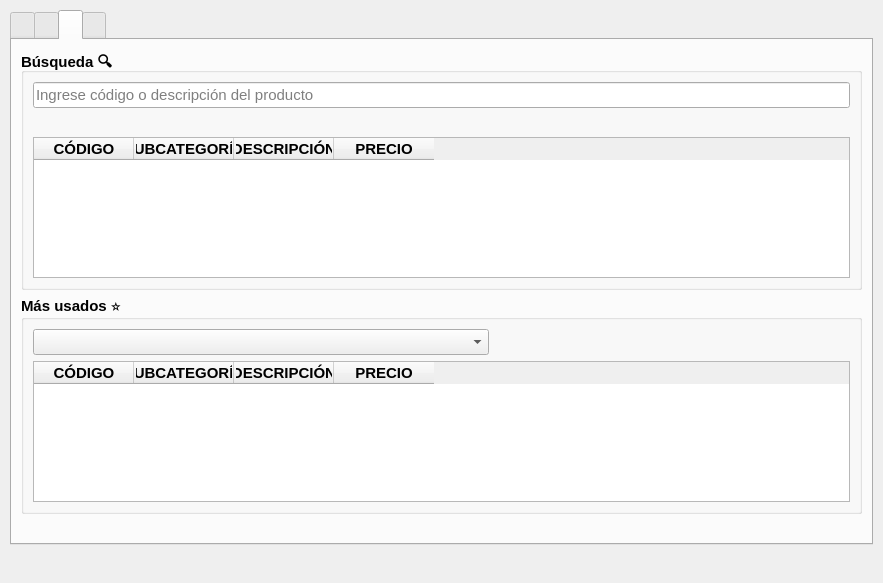
This is ui/app.ui in angelogllrd/PrecioFacil as Qt 5 draws it before an edit. The edited form follows.
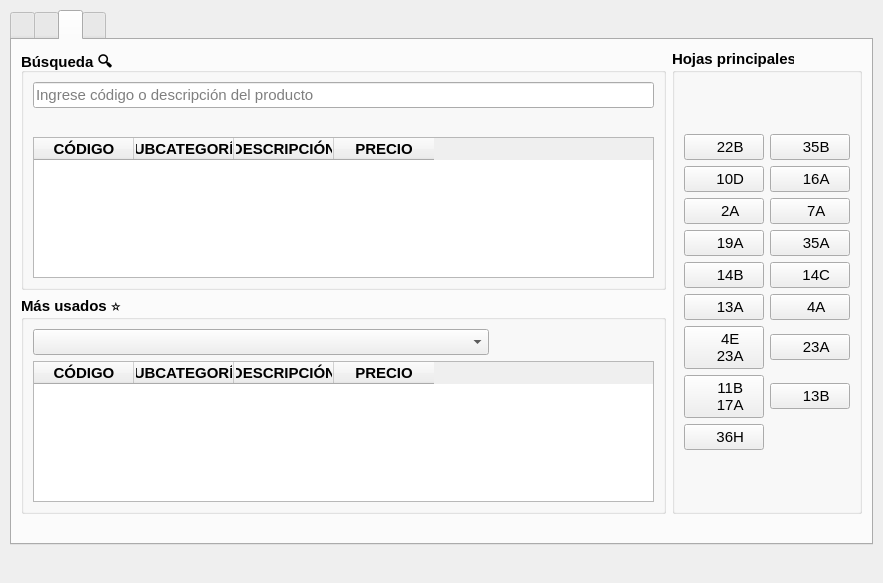
This is the edited form. The open tabs and pages were chosen to show the change. Icons and pictures are not drawn.

Commit message: agregados botones de productos en camba y rosario

```diff
--- a/ui/app.ui
+++ b/ui/app.ui
@@ -577,6 +577,8 @@
        </attribute>
        <layout class="QGridLayout" name="gridLayout_8">
         <item row="0" column="0">
+         <layout class="QHBoxLayout" name="horizontalLayout_7">
+          <item>
          <layout class="QVBoxLayout" name="verticalLayout_3">
           <item>
            <widget class="QGroupBox" name="groupBox_5">
@@ -811,7 +813,445 @@
             </layout>
            </widget>
           </item>
+           </layout>
+          </item>
           <item>
+           <widget class="QGroupBox" name="groupBox_7">
+            <property name="font">
+             <font>
+              <pointsize>11</pointsize>
+              <bold>true</bold>
+             </font>
+            </property>
+            <property name="title">
+             <string>Hojas principales</string>
+            </property>
+            <layout class="QGridLayout" name="gridLayout_11">
+             <item row="3" column="0">
+              <widget class="QPushButton" name="pushButton_bulon_unc">
+               <property name="font">
+                <font>
+                 <pointsize>11</pointsize>
+                 <bold>false</bold>
+                </font>
+               </property>
+               <property name="text">
+                <string>   2A</string>
+               </property>
+               <property name="icon">
+                <iconset>
+                 <normaloff>../resources/img/camba/bulon_unc.png</normaloff>../resources/img/camba/bulon_unc.png</iconset>
+               </property>
+               <property name="iconSize">
+                <size>
+                 <width>55</width>
+                 <height>55</height>
+                </size>
+               </property>
+              </widget>
+             </item>
+             <item row="8" column="1">
+              <widget class="QPushButton" name="pushButton_tuerca_torneada">
+               <property name="font">
+                <font>
+                 <pointsize>11</pointsize>
+                 <bold>false</bold>
+                </font>
+               </property>
+               <property name="text">
+                <string>   23A</string>
+               </property>
+               <property name="icon">
+                <iconset>
+                 <normaloff>../resources/img/camba/tuerca_torneada.png</normaloff>../resources/img/camba/tuerca_torneada.png</iconset>
+               </property>
+               <property name="iconSize">
+                <size>
+                 <width>55</width>
+                 <height>55</height>
+                </size>
+               </property>
+              </widget>
+             </item>
+             <item row="2" column="0">
+              <widget class="QPushButton" name="pushButton_arandela_grower">
+               <property name="font">
+                <font>
+                 <pointsize>11</pointsize>
+                 <bold>false</bold>
+                </font>
+               </property>
+               <property name="text">
+                <string>   10D</string>
+               </property>
+               <property name="icon">
+                <iconset>
+                 <normaloff>../resources/img/camba/arandela_grower.png</normaloff>../resources/img/camba/arandela_grower.png</iconset>
+               </property>
+               <property name="iconSize">
+                <size>
+                 <width>55</width>
+                 <height>55</height>
+                </size>
+               </property>
+              </widget>
+             </item>
+             <item row="1" column="1">
+              <widget class="QPushButton" name="pushButton_seeger">
+               <property name="font">
+                <font>
+                 <pointsize>11</pointsize>
+                 <bold>false</bold>
+                </font>
+               </property>
+               <property name="text">
+                <string>   35B</string>
+               </property>
+               <property name="icon">
+                <iconset>
+                 <normaloff>../resources/img/camba/seeger.png</normaloff>../resources/img/camba/seeger.png</iconset>
+               </property>
+               <property name="iconSize">
+                <size>
+                 <width>55</width>
+                 <height>55</height>
+                </size>
+               </property>
+              </widget>
+             </item>
+             <item row="7" column="0">
+              <widget class="QPushButton" name="pushButton_prisionero_cuadrada">
+               <property name="font">
+                <font>
+                 <pointsize>11</pointsize>
+                 <bold>false</bold>
+                </font>
+               </property>
+               <property name="text">
+                <string>   13A</string>
+               </property>
+               <property name="icon">
+                <iconset>
+                 <normaloff>../resources/img/camba/prisionero_cuadrada.png</normaloff>../resources/img/camba/prisionero_cuadrada.png</iconset>
+               </property>
+               <property name="iconSize">
+                <size>
+                 <width>55</width>
+                 <height>55</height>
+                </size>
+               </property>
+              </widget>
+             </item>
+             <item row="11" column="0">
+              <spacer name="verticalSpacer_2">
+               <property name="orientation">
+                <enum>Qt::Orientation::Vertical</enum>
+               </property>
+               <property name="sizeHint" stdset="0">
+                <size>
+                 <width>20</width>
+                 <height>40</height>
+                </size>
+               </property>
+              </spacer>
+             </item>
+             <item row="9" column="0">
+              <widget class="QPushButton" name="pushButton_varilla_camba">
+               <property name="font">
+                <font>
+                 <pointsize>11</pointsize>
+                 <bold>false</bold>
+                </font>
+               </property>
+               <property name="text">
+                <string>   11B
+   17A</string>
+               </property>
+               <property name="icon">
+                <iconset>
+                 <normaloff>../resources/img/camba/varilla.png</normaloff>../resources/img/camba/varilla.png</iconset>
+               </property>
+               <property name="iconSize">
+                <size>
+                 <width>55</width>
+                 <height>55</height>
+                </size>
+               </property>
+              </widget>
+             </item>
+             <item row="3" column="1">
+              <widget class="QPushButton" name="pushButton_bulon_unf">
+               <property name="font">
+                <font>
+                 <pointsize>11</pointsize>
+                 <bold>false</bold>
+                </font>
+               </property>
+               <property name="text">
+                <string>   7A</string>
+               </property>
+               <property name="icon">
+                <iconset>
+                 <normaloff>../resources/img/camba/bulon_unf.png</normaloff>../resources/img/camba/bulon_unf.png</iconset>
+               </property>
+               <property name="iconSize">
+                <size>
+                 <width>55</width>
+                 <height>55</height>
+                </size>
+               </property>
+              </widget>
+             </item>
+             <item row="5" column="0">
+              <widget class="QPushButton" name="pushButton_chaveta_partida">
+               <property name="font">
+                <font>
+                 <pointsize>11</pointsize>
+                 <bold>false</bold>
+                </font>
+               </property>
+               <property name="text">
+                <string>   19A</string>
+               </property>
+               <property name="icon">
+                <iconset>
+                 <normaloff>../resources/img/camba/chaveta_partida.png</normaloff>../resources/img/camba/chaveta_partida.png</iconset>
+               </property>
+               <property name="iconSize">
+                <size>
+                 <width>55</width>
+                 <height>55</height>
+                </size>
+               </property>
+              </widget>
+             </item>
+             <item row="5" column="1">
+              <widget class="QPushButton" name="pushButton_espina_elastica">
+               <property name="font">
+                <font>
+                 <pointsize>11</pointsize>
+                 <bold>false</bold>
+                </font>
+               </property>
+               <property name="text">
+                <string>   35A</string>
+               </property>
+               <property name="icon">
+                <iconset>
+                 <normaloff>../resources/img/camba/espina_elastica.png</normaloff>../resources/img/camba/espina_elastica.png</iconset>
+               </property>
+               <property name="iconSize">
+                <size>
+                 <width>55</width>
+                 <height>55</height>
+                </size>
+               </property>
+              </widget>
+             </item>
+             <item row="0" column="0">
+              <spacer name="verticalSpacer">
+               <property name="orientation">
+                <enum>Qt::Orientation::Vertical</enum>
+               </property>
+               <property name="sizeHint" stdset="0">
+                <size>
+                 <width>20</width>
+                 <height>40</height>
+                </size>
+               </property>
+              </spacer>
+             </item>
+             <item row="10" column="0">
+              <widget class="QPushButton" name="pushButton_tornillo_inox">
+               <property name="font">
+                <font>
+                 <pointsize>11</pointsize>
+                 <bold>false</bold>
+                </font>
+               </property>
+               <property name="text">
+                <string>   36H</string>
+               </property>
+               <property name="icon">
+                <iconset>
+                 <normaloff>../resources/img/camba/tornillo_inox.png</normaloff>../resources/img/camba/tornillo_inox.png</iconset>
+               </property>
+               <property name="iconSize">
+                <size>
+                 <width>55</width>
+                 <height>55</height>
+                </size>
+               </property>
+              </widget>
+             </item>
+             <item row="1" column="0">
+              <widget class="QPushButton" name="pushButton_alemite">
+               <property name="font">
+                <font>
+                 <pointsize>11</pointsize>
+                 <bold>false</bold>
+                </font>
+               </property>
+               <property name="text">
+                <string>   22B</string>
+               </property>
+               <property name="icon">
+                <iconset>
+                 <normaloff>../resources/img/camba/alemite.png</normaloff>../resources/img/camba/alemite.png</iconset>
+               </property>
+               <property name="iconSize">
+                <size>
+                 <width>55</width>
+                 <height>55</height>
+                </size>
+               </property>
+              </widget>
+             </item>
+             <item row="6" column="0">
+              <widget class="QPushButton" name="pushButton_prisionero_cilindrica">
+               <property name="font">
+                <font>
+                 <pointsize>11</pointsize>
+                 <bold>false</bold>
+                </font>
+               </property>
+               <property name="text">
+                <string>   14B</string>
+               </property>
+               <property name="icon">
+                <iconset>
+                 <normaloff>../resources/img/camba/prisionero_cilindrica.png</normaloff>../resources/img/camba/prisionero_cilindrica.png</iconset>
+               </property>
+               <property name="iconSize">
+                <size>
+                 <width>55</width>
+                 <height>55</height>
+                </size>
+               </property>
+              </widget>
+             </item>
+             <item row="8" column="0">
+              <widget class="QPushButton" name="pushButton_tuerca_castillo">
+               <property name="font">
+                <font>
+                 <pointsize>11</pointsize>
+                 <bold>false</bold>
+                </font>
+               </property>
+               <property name="text">
+                <string>   4E
+   23A</string>
+               </property>
+               <property name="icon">
+                <iconset>
+                 <normaloff>../resources/img/camba/tuerca_castillo.png</normaloff>../resources/img/camba/tuerca_castillo.png</iconset>
+               </property>
+               <property name="iconSize">
+                <size>
+                 <width>55</width>
+                 <height>55</height>
+                </size>
+               </property>
+              </widget>
+             </item>
+             <item row="6" column="1">
+              <widget class="QPushButton" name="pushButton_prisionero_sin">
+               <property name="font">
+                <font>
+                 <pointsize>11</pointsize>
+                 <bold>false</bold>
+                </font>
+               </property>
+               <property name="text">
+                <string>   14C</string>
+               </property>
+               <property name="icon">
+                <iconset>
+                 <normaloff>../resources/img/camba/prisionero_sin.png</normaloff>../resources/img/camba/prisionero_sin.png</iconset>
+               </property>
+               <property name="iconSize">
+                <size>
+                 <width>55</width>
+                 <height>55</height>
+                </size>
+               </property>
+              </widget>
+             </item>
+             <item row="2" column="1">
+              <widget class="QPushButton" name="pushButton_arandela_plana">
+               <property name="font">
+                <font>
+                 <pointsize>11</pointsize>
+                 <bold>false</bold>
+                </font>
+               </property>
+               <property name="text">
+                <string>   16A</string>
+               </property>
+               <property name="icon">
+                <iconset>
+                 <normaloff>../resources/img/camba/arandela_plana.png</normaloff>../resources/img/camba/arandela_plana.png</iconset>
+               </property>
+               <property name="iconSize">
+                <size>
+                 <width>55</width>
+                 <height>55</height>
+                </size>
+               </property>
+              </widget>
+             </item>
+             <item row="7" column="1">
+              <widget class="QPushButton" name="pushButton_tuerca_exagonal">
+               <property name="font">
+                <font>
+                 <pointsize>11</pointsize>
+                 <bold>false</bold>
+                </font>
+               </property>
+               <property name="text">
+                <string>   4A</string>
+               </property>
+               <property name="icon">
+                <iconset>
+                 <normaloff>../resources/img/camba/tuerca_exagonal.png</normaloff>../resources/img/camba/tuerca_exagonal.png</iconset>
+               </property>
+               <property name="iconSize">
+                <size>
+                 <width>55</width>
+                 <height>55</height>
+                </size>
+               </property>
+              </widget>
+             </item>
+             <item row="9" column="1">
+              <widget class="QPushButton" name="pushButton_tornillo_metrico">
+               <property name="font">
+                <font>
+                 <pointsize>11</pointsize>
+                 <bold>false</bold>
+                </font>
+               </property>
+               <property name="text">
+                <string>   13B</string>
+               </property>
+               <property name="icon">
+                <iconset>
+                 <normaloff>../resources/img/camba/tornillo_metrico.png</normaloff>../resources/img/camba/tornillo_metrico.png</iconset>
+               </property>
+               <property name="iconSize">
+                <size>
+                 <width>55</width>
+                 <height>55</height>
+                </size>
+               </property>
+              </widget>
+             </item>
+            </layout>
+           </widget>
+          </item>
+         </layout>
+        </item>
+        <item row="1" column="0">
            <widget class="QLabel" name="label_validity_date_camba">
             <property name="font">
              <font>
@@ -824,8 +1264,6 @@
            </widget>
           </item>
          </layout>
-        </item>
-       </layout>
       </widget>
       <widget class="QWidget" name="tab">
        <attribute name="icon">
```
Left out of the diff: 373 changed lines with no effect on the pictures. Lines whose indentation alone changed are shown as unchanged. The commit also changes 38 other files.
